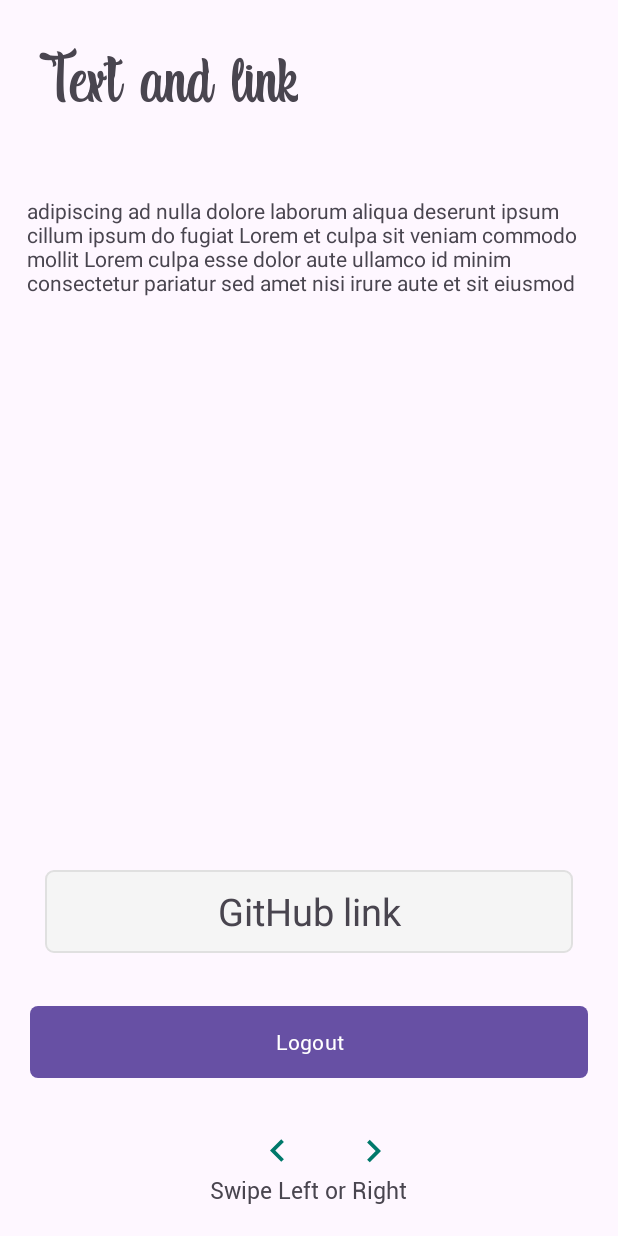
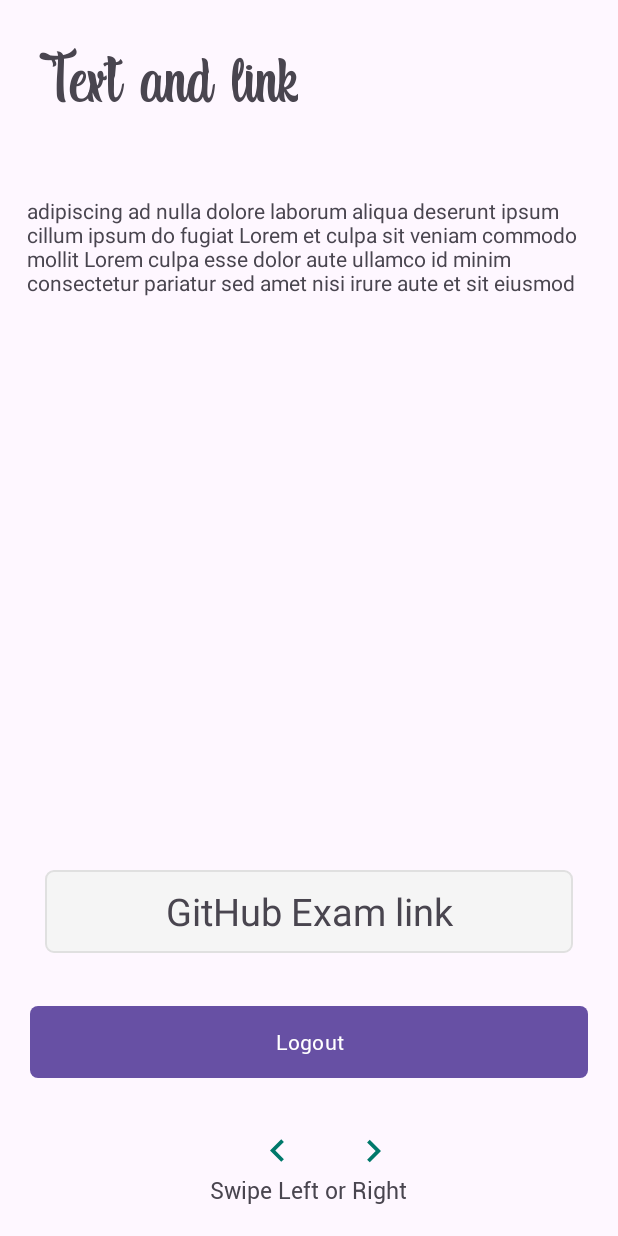
Before and after one commit to Audriusvilnius/Exam_Application_0511, an Android app: the fragment TextFragment shown on its own in the app's theme, on a phone screen of 412 x 824 dp. Run offline under Robolectric (Android 15) with nearby library versions, the light colour scheme and no system bars.

Commit message:
Add link github

```diff
--- a/app/src/main/java/com/example/examapplication0511/TextFragment.java
+++ b/app/src/main/java/com/example/examapplication0511/TextFragment.java
@@ -86,7 +86,7 @@
         textGenerated();
         textView.setText(textGenerated());
         TextView link = view.findViewById(R.id.textUrl);
-        link.setText("GitHub link");
+        link.setText("GitHub Exam link");
 
         String url = "https://github.com/Audriusvilnius/Exam_Application_0511";
         link.setOnClickListener(v -> {
@@ -99,11 +99,6 @@
                 // Chrome is probably not installed
             }
         });
-
-
-
-
-
         return view;
     }
 
@@ -119,7 +114,6 @@
                 sentence.append(".");
             }
         }
-
         return sentence.toString();
     }
 }
```
